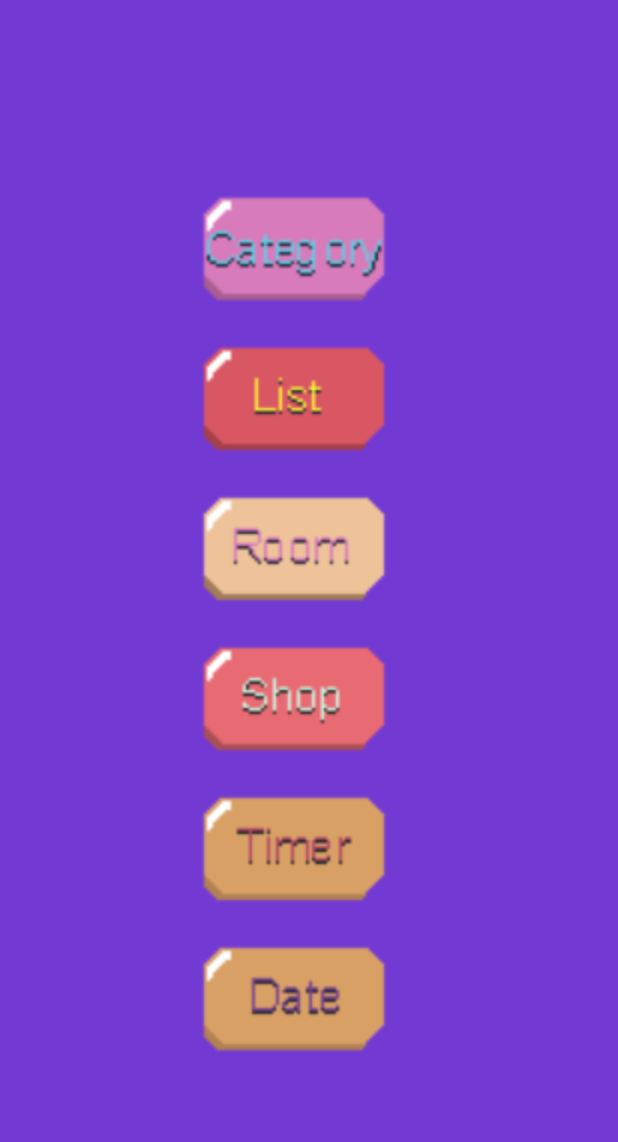
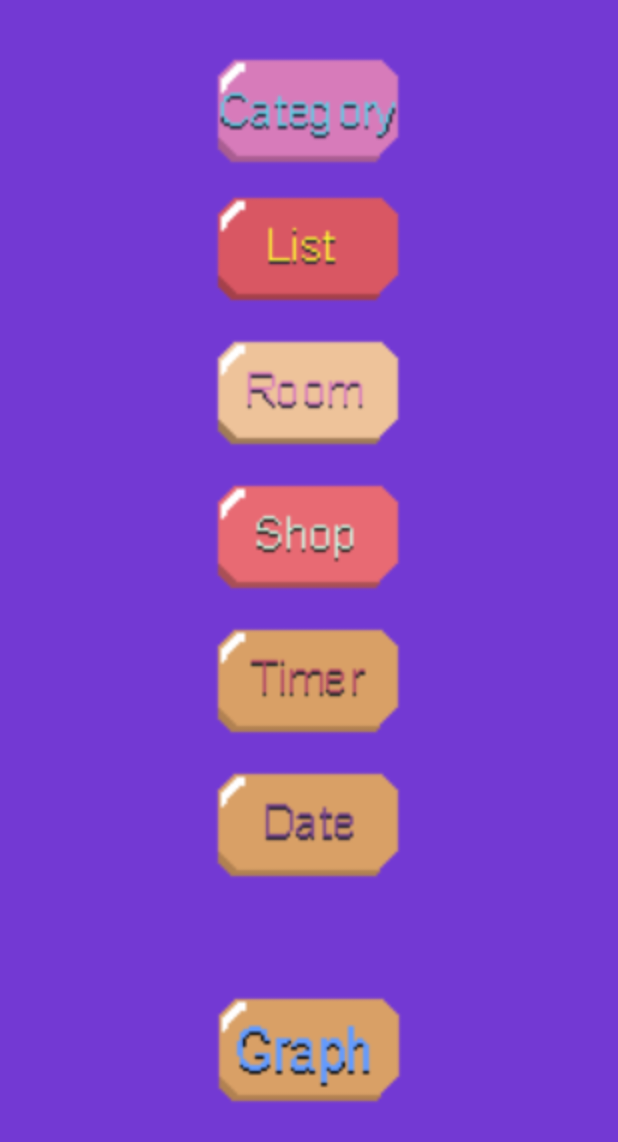
Before and after one commit to mattdelta2/OPCS_POE_Final, an Android app: the MainMenu screen opened directly, with no data from a screen before it, on a phone screen of 412 x 824 dp. Shown: the top 1142 px of the screen. Run offline under Robolectric (Android 15) with nearby library versions, the phone set to English and light mode, and no system bars.

Commit message:
Added the Graph button and to see the graph page

```diff
--- a/OPCS7311_Part2/app/src/main/java/com/example/myapplication/MainMenu.kt
+++ b/OPCS7311_Part2/app/src/main/java/com/example/myapplication/MainMenu.kt
@@ -74,6 +74,18 @@ class MainMenu : AppCompatActivity() {
             finish()
         }
 
+        val graphButton = findViewById<ImageButton>(R.id.btnGraph)
+
+        graphButton.setOnClickListener()
+        {
+            val intent = Intent(this, Graphs::class.java)
+
+            startActivity(intent)
+            finish()
+
+        }
+
+
 
 
 
--- a/OPCS7311_Part2/app/src/main/res/layout/activity_main_menu.xml
+++ b/OPCS7311_Part2/app/src/main/res/layout/activity_main_menu.xml
@@ -12,47 +12,29 @@
         android:layout_width="wrap_content"
         android:layout_height="wrap_content"
         android:layout_marginStart="156dp"
-        android:layout_marginTop="124dp"
+        android:layout_marginTop="32dp"
         android:layout_marginEnd="156dp"
         android:background="#00FFFFFF"
         android:scaleX="2"
         android:scaleY="2"
         app:layout_constraintEnd_toEndOf="parent"
-        app:layout_constraintHorizontal_bias="0.0"
+        app:layout_constraintHorizontal_bias="0.473"
         app:layout_constraintStart_toStartOf="parent"
         app:layout_constraintTop_toTopOf="parent"
         app:srcCompat="@drawable/category" />
-
-    <ImageButton
-        android:id="@+id/btnDate"
-        android:layout_width="wrap_content"
-        android:layout_height="wrap_content"
-        android:layout_marginStart="156dp"
-        android:layout_marginTop="20dp"
-        android:layout_marginEnd="156dp"
-        android:layout_marginBottom="120dp"
-        android:background="#00FFFFFF"
-        android:scaleX="2"
-        android:scaleY="2"
-        app:layout_constraintBottom_toBottomOf="parent"
-        app:layout_constraintEnd_toEndOf="parent"
-        app:layout_constraintHorizontal_bias="0.0"
-        app:layout_constraintStart_toStartOf="parent"
-        app:layout_constraintTop_toBottomOf="@+id/btnTimer"
-        app:srcCompat="@drawable/datebutton" />
 
     <ImageButton
         android:id="@+id/btnRoom"
         android:layout_width="wrap_content"
         android:layout_height="wrap_content"
         android:layout_marginStart="156dp"
-        android:layout_marginTop="20dp"
+        android:layout_marginTop="16dp"
         android:layout_marginEnd="156dp"
         android:background="#00FFFFFF"
         android:scaleX="2"
         android:scaleY="2"
         app:layout_constraintEnd_toEndOf="parent"
-        app:layout_constraintHorizontal_bias="0.0"
+        app:layout_constraintHorizontal_bias="0.473"
         app:layout_constraintStart_toStartOf="parent"
         app:layout_constraintTop_toBottomOf="@+id/btnList"
         app:srcCompat="@drawable/roombutton" />
@@ -62,47 +44,80 @@
         android:layout_width="wrap_content"
         android:layout_height="wrap_content"
         android:layout_marginStart="156dp"
-        android:layout_marginTop="20dp"
+        android:layout_marginTop="16dp"
         android:layout_marginEnd="156dp"
         android:background="#00FFFFFF"
         android:scaleX="2"
         android:scaleY="2"
         app:layout_constraintEnd_toEndOf="parent"
-        app:layout_constraintHorizontal_bias="0.0"
+        app:layout_constraintHorizontal_bias="0.473"
         app:layout_constraintStart_toStartOf="parent"
         app:layout_constraintTop_toBottomOf="@+id/btnRoom"
         app:srcCompat="@drawable/shopbutton" />
+
+    <ImageButton
+        android:id="@+id/btnTimer"
+        android:layout_width="wrap_content"
+        android:layout_height="wrap_content"
+        android:layout_marginStart="156dp"
+        android:layout_marginTop="16dp"
+        android:layout_marginEnd="156dp"
+        android:background="#00FFFFFF"
+        android:scaleX="2"
+        android:scaleY="2"
+        app:layout_constraintEnd_toEndOf="parent"
+        app:layout_constraintHorizontal_bias="0.473"
+        app:layout_constraintStart_toStartOf="parent"
+        app:layout_constraintTop_toBottomOf="@+id/btnShop"
+        app:srcCompat="@drawable/timerbutton" />
+
+    <ImageButton
+        android:id="@+id/btnDate"
+        android:layout_width="wrap_content"
+        android:layout_height="wrap_content"
+        android:layout_marginStart="156dp"
+        android:layout_marginTop="16dp"
+        android:layout_marginEnd="156dp"
+        android:background="#00FFFFFF"
+        android:scaleX="2"
+        android:scaleY="2"
+        app:layout_constraintEnd_toEndOf="parent"
+        app:layout_constraintHorizontal_bias="0.473"
+        app:layout_constraintStart_toStartOf="parent"
+        app:layout_constraintTop_toBottomOf="@+id/btnTimer"
+        app:srcCompat="@drawable/datebutton" />
 
     <ImageButton
         android:id="@+id/btnList"
         android:layout_width="wrap_content"
         android:layout_height="wrap_content"
         android:layout_marginStart="156dp"
-        android:layout_marginTop="20dp"
+        android:layout_marginTop="12dp"
         android:layout_marginEnd="156dp"
         android:background="#00FFFFFF"
         android:scaleX="2"
         android:scaleY="2"
         app:layout_constraintEnd_toEndOf="parent"
-        app:layout_constraintHorizontal_bias="0.0"
+        app:layout_constraintHorizontal_bias="0.473"
         app:layout_constraintStart_toStartOf="parent"
         app:layout_constraintTop_toBottomOf="@+id/btnCategory"
         app:srcCompat="@drawable/listbutton" />
 
     <ImageButton
-        android:id="@+id/btnTimer"
+        android:id="@+id/btnGraph"
         android:layout_width="wrap_content"
         android:layout_height="wrap_content"
         android:layout_marginStart="156dp"
-        android:layout_marginTop="20dp"
+        android:layout_marginTop="16dp"
         android:layout_marginEnd="156dp"
+        android:layout_marginBottom="32dp"
         android:background="#00FFFFFF"
         android:scaleX="2"
         android:scaleY="2"
+        app:layout_constraintBottom_toBottomOf="parent"
         app:layout_constraintEnd_toEndOf="parent"
-        app:layout_constraintHorizontal_bias="0.0"
         app:layout_constraintStart_toStartOf="parent"
-        app:layout_constraintTop_toBottomOf="@+id/btnShop"
-        app:srcCompat="@drawable/timerbutton" />
+        app:layout_constraintTop_toBottomOf="@+id/btnDate"
+        app:srcCompat="@drawable/graphbutton" />
 
 </androidx.constraintlayout.widget.ConstraintLayout>
```
Also changed, not shown: OPCS7311_Part2/app/src/main/res/drawable/graphbutton.png (added).
